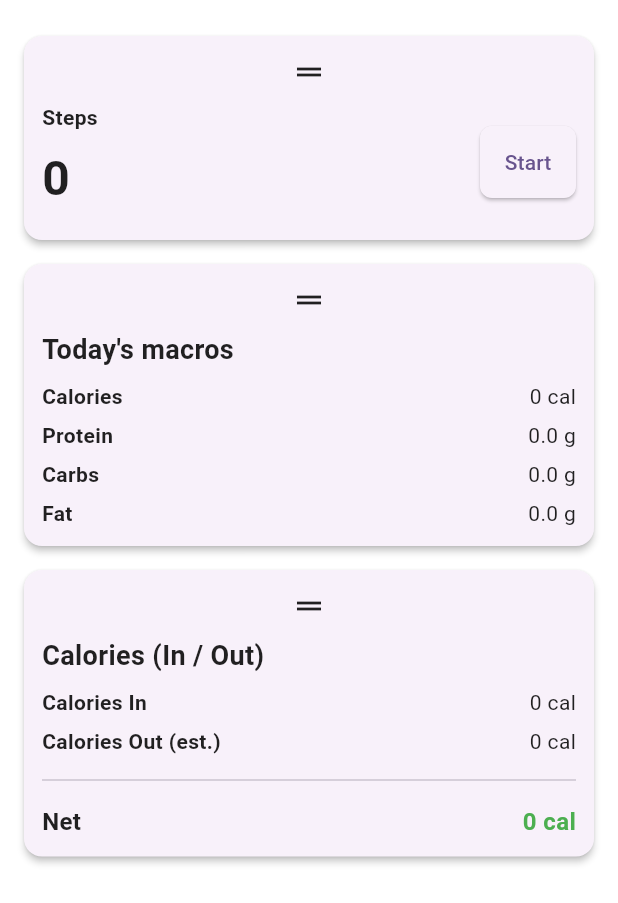
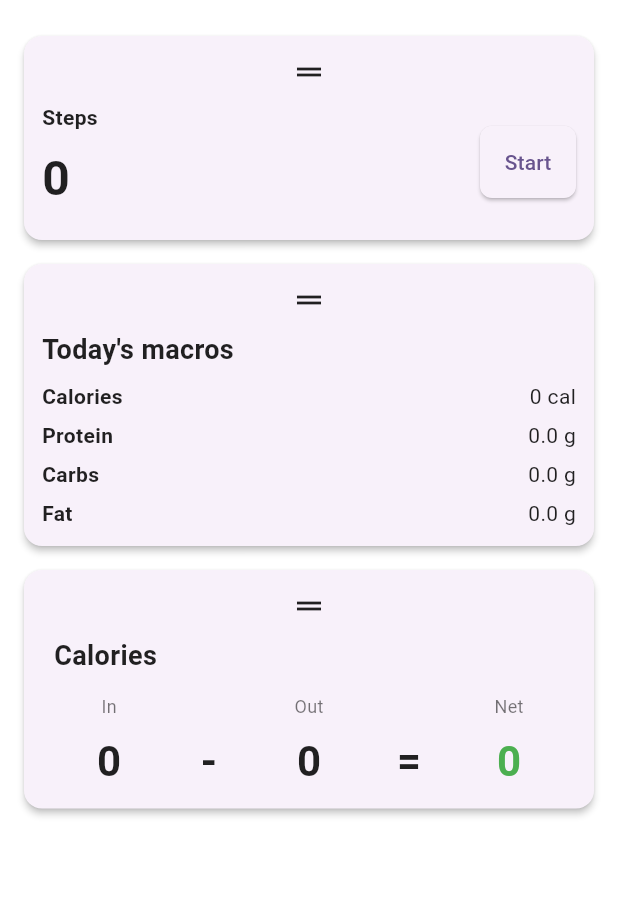
Before and after one commit to Abdullah-Mohammed-OTU/Mobile_Devices_project, a Flutter app: the DashboardPage screen opened directly, on a phone screen of 412 x 824 dp. Shown: the top 903 px of the screen. Run offline on Flutter 3.47's test engine with Material 3 defaults, Android fonts, the phone set to English and light mode, and no system bars; our stand-ins replace flutter_local_notifications, sensors_plus, shared_preferences, sqflite; accounts and stored records are empty.

Commit message:
Fix dashboard calories card

```diff
--- a/project/lib/pages/dashboard_page.dart
+++ b/project/lib/pages/dashboard_page.dart
@@ -286,32 +286,90 @@ class _DashboardPageState extends State<DashboardPage> {
                     child: ReorderableDragStartListener(index: index, child: const Icon(Icons.drag_handle)),
                   ),
                   const SizedBox(height: 8),
-                  const Text('Calories (In / Out)', style: TextStyle(fontSize: 18, fontWeight: FontWeight.w700)),
-                  const SizedBox(height: 8),
-                  Row(
-                    mainAxisAlignment: MainAxisAlignment.spaceBetween,
+                  // Left-aligned title to match other cards
+                  Padding(
+                    padding: const EdgeInsets.symmetric(horizontal: 8.0),
+                    child: Align(
+                      alignment: Alignment.centerLeft,
+                      child: const Text('Calories', style: TextStyle(fontSize: 18, fontWeight: FontWeight.w700)),
+                    ),
+                  ),
+                  const SizedBox(height: 12),
+                  // Math-style equation: labels above numbers, operators aligned vertically
+                  LayoutBuilder(
+                    builder: (context, constraints) {
+                      return Column(
                         children: [
-                      const Text('Calories In', style: TextStyle(fontWeight: FontWeight.w600)),
-                      Text('${caloriesIn.toStringAsFixed(0)} cal'),
+                          // Labels row (aligned with columns below)
+                          Center(
+                            child: Row(
+                              mainAxisAlignment: MainAxisAlignment.center,
+                              children: [
+                                // In label
+                                Expanded(flex: 3, child: Center(child: const Text('In', style: TextStyle(fontSize: 12, color: Colors.black54)))),
+                                const SizedBox(width: 8),
+                                // spacer for operator
+                                SizedBox(width: 28, child: Container()),
+                                const SizedBox(width: 8),
+                                // Out label
+                                Expanded(flex: 3, child: Center(child: const Text('Out', style: TextStyle(fontSize: 12, color: Colors.black54)))),
+                                const SizedBox(width: 8),
+                                // spacer for operator
+                                SizedBox(width: 28, child: Container()),
+                                const SizedBox(width: 8),
+                                // Net label
+                                Expanded(flex: 3, child: Center(child: const Text('Net', style: TextStyle(fontSize: 12, color: Colors.black54)))),
                               ],
                             ),
-                  const SizedBox(height: 6),
-                  Row(
-                    mainAxisAlignment: MainAxisAlignment.spaceBetween,
+                          ),
+                          const SizedBox(height: 8),
+                          // Numbers + operators row
+                          Center(
+                            child: Row(
+                              mainAxisAlignment: MainAxisAlignment.center,
+                              crossAxisAlignment: CrossAxisAlignment.end,
                               children: [
-                      const Text('Calories Out (est.)', style: TextStyle(fontWeight: FontWeight.w600)),
-                      Text('${caloriesOut.toStringAsFixed(0)} cal'),
+                                // In value
+                                Expanded(
+                                  flex: 3,
+                                  child: Column(
+                                    children: [
+                                      FittedBox(fit: BoxFit.scaleDown, child: Text(caloriesIn.toStringAsFixed(0), style: const TextStyle(fontSize: 28, fontWeight: FontWeight.bold))),
                                     ],
                                   ),
-                  const SizedBox(height: 8),
-                  const Divider(),
-                  const SizedBox(height: 8),
-                  Row(
-                    mainAxisAlignment: MainAxisAlignment.spaceBetween,
+                                ),
+                                const SizedBox(width: 8),
+                                // minus
+                                SizedBox(width: 28, child: FittedBox(fit: BoxFit.scaleDown, child: const Text('-', style: TextStyle(fontSize: 28, fontWeight: FontWeight.bold)))),
+                                const SizedBox(width: 8),
+                                // Out value
+                                Expanded(
+                                  flex: 3,
+                                  child: Column(
                                     children: [
-                      const Text('Net', style: TextStyle(fontSize: 16, fontWeight: FontWeight.bold)),
-                      Text('${net.toStringAsFixed(0)} cal', style: TextStyle(fontSize: 16, fontWeight: FontWeight.bold, color: net >= 0 ? Colors.green : Colors.red)),
+                                      FittedBox(fit: BoxFit.scaleDown, child: Text(caloriesOut.toStringAsFixed(0), style: const TextStyle(fontSize: 28, fontWeight: FontWeight.bold))),
                                     ],
+                                  ),
+                                ),
+                                const SizedBox(width: 8),
+                                // equals
+                                SizedBox(width: 28, child: FittedBox(fit: BoxFit.scaleDown, child: const Text('=', style: TextStyle(fontSize: 28, fontWeight: FontWeight.bold)))),
+                                const SizedBox(width: 8),
+                                // Net value
+                                Expanded(
+                                  flex: 3,
+                                  child: Column(
+                                    children: [
+                                      FittedBox(fit: BoxFit.scaleDown, child: Text(net.toStringAsFixed(0), style: TextStyle(fontSize: 28, fontWeight: FontWeight.bold, color: net >= 0 ? Colors.green : Colors.red))),
+                                    ],
+                                  ),
+                                ),
+                              ],
+                            ),
+                          ),
+                        ],
+                      );
+                    },
                   ),
                 ],
               ),
```
Lines whose indentation alone changed are shown as unchanged.
